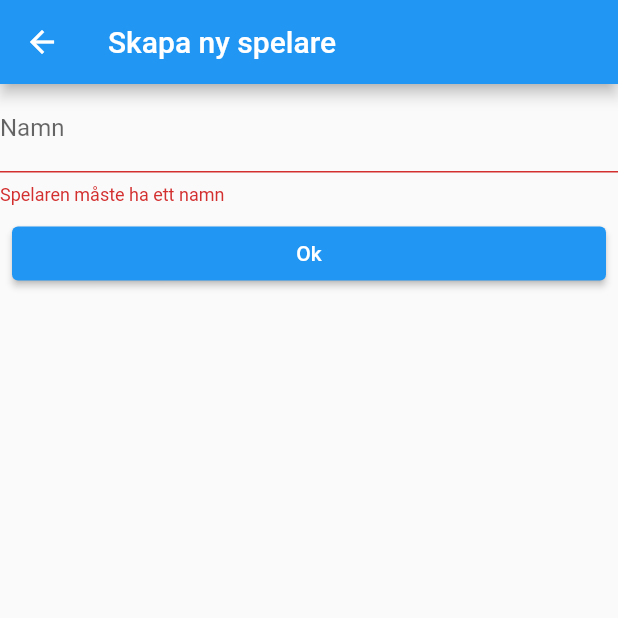
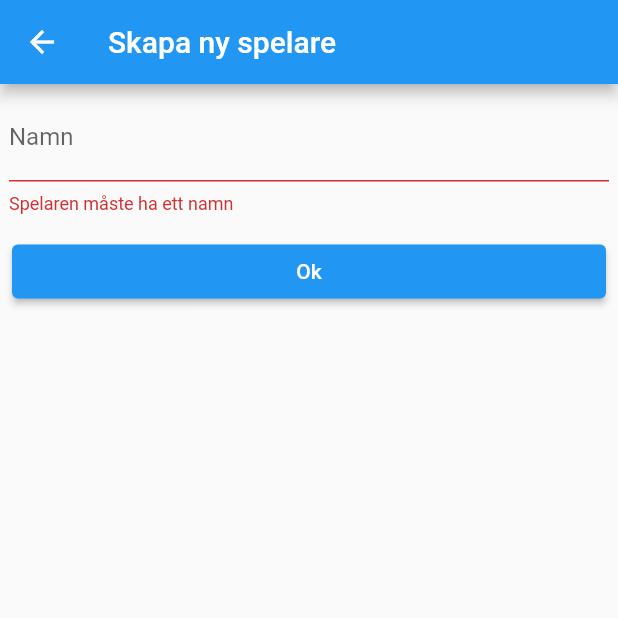
Before and after one commit to wnilede/vampulv_client, a Flutter app: the EditPlayer screen opened directly, on a phone screen of 412 x 824 dp, the top half of it. Run offline on Flutter 3.47's test engine with Material 2 defaults, Android fonts, the phone set to English and light mode, and no system bars; our stand-ins replace auto_size_text, flutter_riverpod, freezed_annotation, riverpod_annotation, stack_trace; missing offline and left inert: darq, xrandom; generated files the repository leaves out were written again; network calls fail.

Commit message:
Add padding.

```diff
--- a/lib/lobby/edit_player.dart
+++ b/lib/lobby/edit_player.dart
@@ -31,7 +31,9 @@ class _EditPlayerState extends ConsumerState<EditPlayer> {
         autovalidateMode: AutovalidateMode.always,
         child: ListView(
           children: [
-            TextFormField(
+            Padding(
+              padding: const EdgeInsets.all(6),
+              child: TextFormField(
                 controller: nameController,
                 decoration: const InputDecoration(labelText: 'Namn'),
                 validator: (value) {
@@ -43,6 +45,7 @@ class _EditPlayerState extends ConsumerState<EditPlayer> {
                   }
                   return null;
                 },
+              ),
             ),
             Padding(
               padding: const EdgeInsets.all(8.0),
```
Lines whose indentation alone changed are shown as unchanged.
